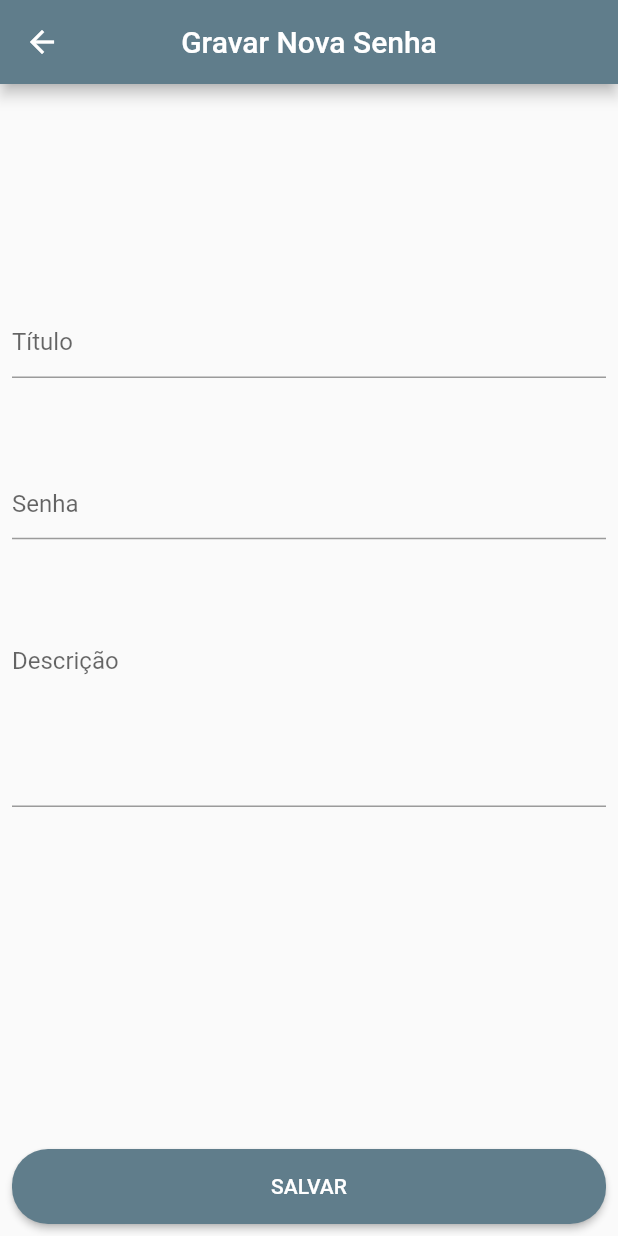
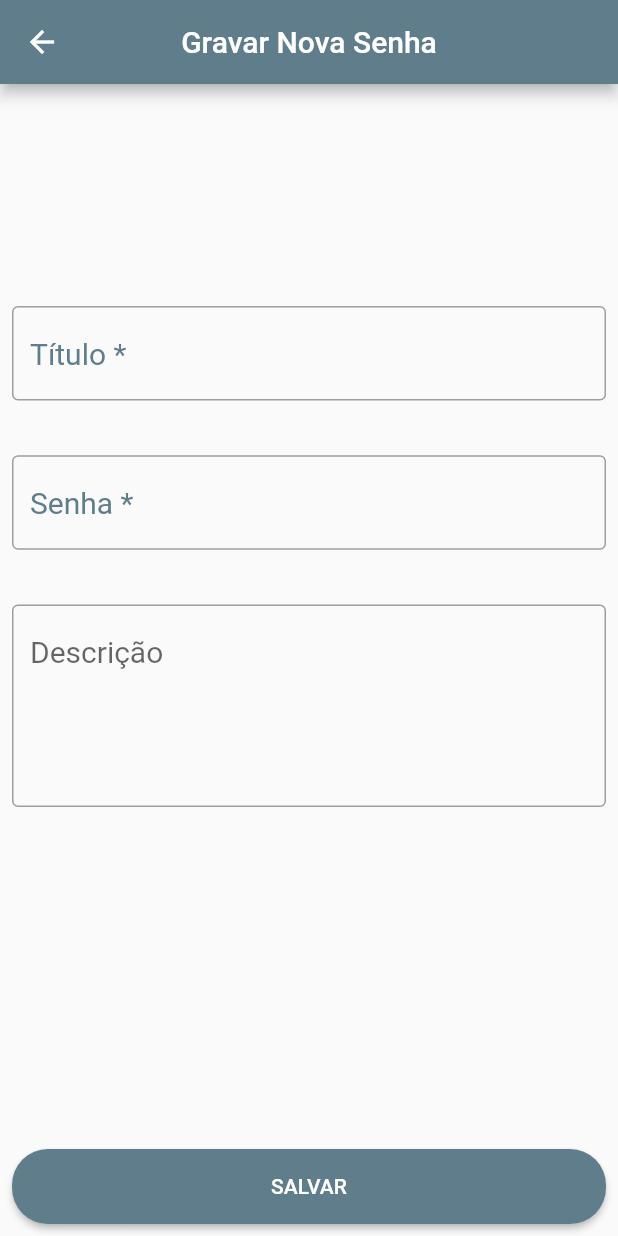
Before and after one commit to danielsantos/safe_password, a Flutter app: the CreatePasswordPage screen opened by its route, on a phone screen of 412 x 824 dp. Run offline on Flutter 3.47's test engine with Material 2 defaults, Android fonts, the phone set to English and light mode, and no system bars; our stand-ins replace sqflite; accounts and stored records are empty.

Commit message:
validating required fields on forms

```diff
--- a/lib/pages/create_password.dart
+++ b/lib/pages/create_password.dart
@@ -1,12 +1,20 @@
 import 'package:flutter/material.dart';
 import '../db_util.dart';
 
-class CreatePasswordPage extends StatelessWidget {
+class CreatePasswordPage extends StatefulWidget {
   CreatePasswordPage({Key? key}) : super(key: key);
 
+  @override
+  State<CreatePasswordPage> createState() => _CreatePasswordPageState();
+}
+
+class _CreatePasswordPageState extends State<CreatePasswordPage> {
   TextEditingController controllerTitle = TextEditingController();
   TextEditingController controllerPass = TextEditingController();
   TextEditingController controllerDescription = TextEditingController();
+
+  bool validFieldTitle = true;
+  bool validFieldPass = true;
 
   @override
   Widget build(BuildContext context) {
@@ -29,18 +37,64 @@ class CreatePasswordPage extends StatelessWidget {
               child: Column(
                 mainAxisAlignment: MainAxisAlignment.spaceBetween,
                 children: [
+                  if (!validFieldPass || !validFieldTitle)
+                    const Text(
+                      'Preencha os campos obrigatórios',
+                      style: TextStyle(
+                        color: Colors.red,
+                        fontSize: 20.0,
+                      ),
+                    ),
                   Padding(
                     padding: const EdgeInsets.all(8.0),
                     child: TextField(
+                      onChanged: (text) {
+                        setState(() {
+                          if (text.isNotEmpty) {
+                            validFieldTitle = true;
+                          }
+                        });
+                      },
                       controller: controllerTitle,
-                      decoration: const InputDecoration(hintText: 'Título'),
+                      decoration: InputDecoration(
+                        hintText: 'Título *',
+                        hintStyle: TextStyle(
+                          fontSize: 20.0,
+                          color: validFieldTitle ? Colors.blueGrey : Colors.red,
+                        ),
+                        enabledBorder: OutlineInputBorder(
+                          borderSide: BorderSide(
+                            color: validFieldTitle ? Colors.grey : Colors.red,
+                            width: 1.0,
+                          ),
+                        ),
+                      ),
                     ),
                   ),
                   Padding(
                     padding: const EdgeInsets.all(8.0),
                     child: TextField(
+                      onChanged: (text) {
+                        setState(() {
+                          if (text.isNotEmpty) {
+                            validFieldPass = true;
+                          }
+                        });
+                      },
                       controller: controllerPass,
-                      decoration: const InputDecoration(hintText: 'Senha'),
+                      decoration: InputDecoration(
+                        hintText: 'Senha *',
+                        hintStyle: TextStyle(
+                          fontSize: 20.0,
+                          color: validFieldPass ? Colors.blueGrey : Colors.red,
+                        ),
+                        enabledBorder: OutlineInputBorder(
+                          borderSide: BorderSide(
+                            color: validFieldPass ? Colors.grey : Colors.red,
+                            width: 1.0,
+                          ),
+                        ),
+                      ),
                     ),
                   ),
                   Padding(
@@ -48,7 +102,16 @@ class CreatePasswordPage extends StatelessWidget {
                     child: TextField(
                       maxLines: 5,
                       controller: controllerDescription,
-                      decoration: const InputDecoration(hintText: 'Descrição'),
+                      decoration: const InputDecoration(
+                        hintText: 'Descrição',
+                        hintStyle: TextStyle(
+                          fontSize: 20.0,
+                        ),
+                        enabledBorder: OutlineInputBorder(
+                          borderSide:
+                              BorderSide(color: Colors.grey, width: 1.0),
+                        ),
+                      ),
                     ),
                   ),
                 ],
@@ -68,12 +131,19 @@ class CreatePasswordPage extends StatelessWidget {
                     ),
                   ),
                   onPressed: () {
-                    DbUtil.insert('pass', {
-                      'title': controllerTitle.text,
-                      'pass': controllerPass.text,
-                      'description': controllerDescription.text
+                    setState(() {
+                      validFieldTitle = controllerTitle.text != '';
+                      validFieldPass = controllerPass.text != '';
+
+                      if (validFieldTitle && validFieldPass) {
+                        DbUtil.insert('pass', {
+                          'title': controllerTitle.text,
+                          'pass': controllerPass.text,
+                          'description': controllerDescription.text
+                        });
+                        Navigator.of(context).pushReplacementNamed('/home');
+                      }
                     });
-                    Navigator.of(context).pushReplacementNamed('/home');
                   },
                   child: const Text('SALVAR'),
                 ),
```
Also changed, not shown: lib/pages/edit_password.dart (+40 -6 lines).
